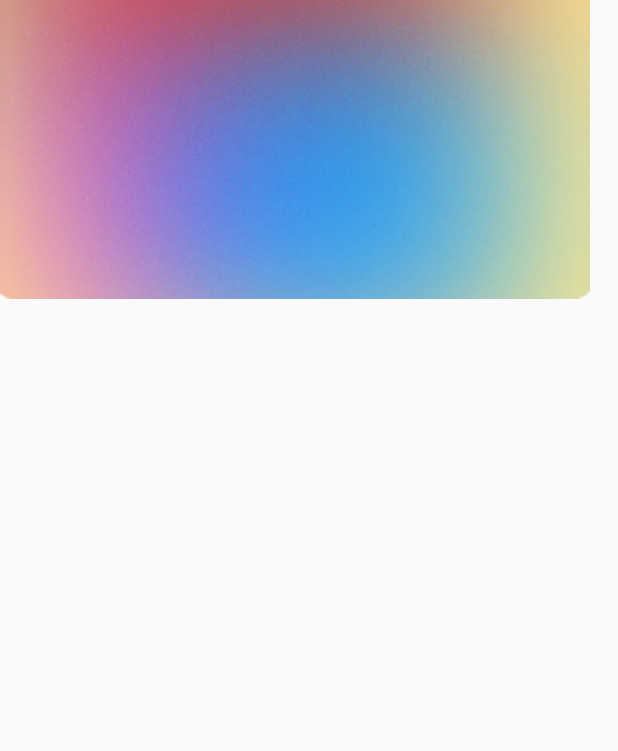
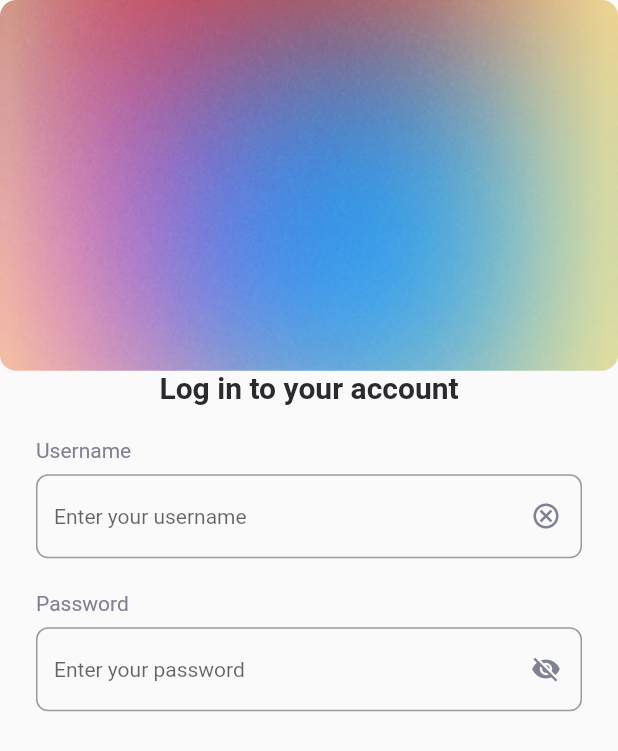
Before and after one commit to khaledgamal22/auth_task, a Flutter app: the screen it shows after launch, on a phone screen of 412 x 824 dp. Shown: the top 751 px of the screen. Run offline on Flutter 3.47's test engine with Material 2 defaults, Android fonts, the phone set to English and light mode, and no system bars; our stand-ins replace go_router.

Commit message:
create custom textformfield

```diff
--- /dev/null
+++ b/lib/features/auth_feature/views/widgets/custom_text_field.dart
@@ -0,0 +1,49 @@
+import 'package:flutter/material.dart';
+
+class CustomTextField extends StatelessWidget {
+  const CustomTextField({super.key, required this.headtext, required this.icon, required this.hinttext});
+
+  final String headtext;
+  final IconData icon;
+  final String hinttext;
+
+  @override
+  Widget build(BuildContext context) {
+    return Padding(
+      padding: const EdgeInsets.symmetric(horizontal: 24),
+      child: Column(
+        crossAxisAlignment: CrossAxisAlignment.start,
+        children: [
+          Text(
+            headtext,
+            style: TextStyle(
+              color: Color(0xff808194),
+              fontSize: 14,
+              fontWeight: FontWeight.w400,
+            ),
+          ),
+          SizedBox(height: 8,),
+          TextFormField(
+            style: TextStyle(
+              fontSize: 14,
+              fontWeight: FontWeight.w400,
+              color: Color(0xff2A2B2E),
+            ),
+            decoration: InputDecoration(
+              hintText: hinttext,
+              suffixIcon: Icon(icon,size: 20,color: Color(0xff808194),),
+              border: OutlineInputBorder(
+                borderRadius: BorderRadius.circular(8),
+                borderSide: BorderSide(color: Color(0xff808194),),
+              ),
+              focusedBorder: OutlineInputBorder(
+                borderRadius: BorderRadius.circular(8),
+                borderSide: BorderSide(color: Colors.cyan,),
+              ),
+            ),
+          ),
+        ],
+      ),
+    );
+  }
+}
--- a/lib/features/auth_feature/views/widgets/login_view_body.dart
+++ b/lib/features/auth_feature/views/widgets/login_view_body.dart
@@ -1,3 +1,4 @@
+import 'package:auth_task/features/auth_feature/views/widgets/custom_text_field.dart';
 import 'package:flutter/material.dart';
 
 class LoginViewBody extends StatelessWidget {
@@ -8,7 +9,39 @@ class LoginViewBody extends StatelessWidget {
     return SafeArea(
       child: Column(
         children: [
-          Image.asset('assets/images/Rectangle 1135.png'),
+          Container(
+            height: MediaQuery.sizeOf(context).height*0.3,
+            decoration: BoxDecoration(
+              borderRadius: BorderRadius.circular(10.75),
+              image: const DecorationImage(
+                image: AssetImage('assets/images/Rectangle 1135.png'),
+                fit: BoxFit.fill,
+              ),
+            ),
+          ),
+          Align(
+            alignment: Alignment.center,
+            child: Text(
+              'Log in to your account',
+              style: TextStyle(
+                color: Color(0xff2A2B2E),
+                fontWeight: FontWeight.w700,
+                fontSize: 20,
+              ),
+            ),
+          ),
+          SizedBox(height: 22,),
+          CustomTextField(
+            headtext: 'Username',
+            hinttext: 'Enter your username',
+            icon: Icons.cancel_outlined,
+          ),
+          SizedBox(height: 22,),
+          CustomTextField(
+            headtext: 'Password',
+            hinttext: 'Enter your password',
+            icon: Icons.visibility_off,
+          ),
         ],
       ),
     );
```
